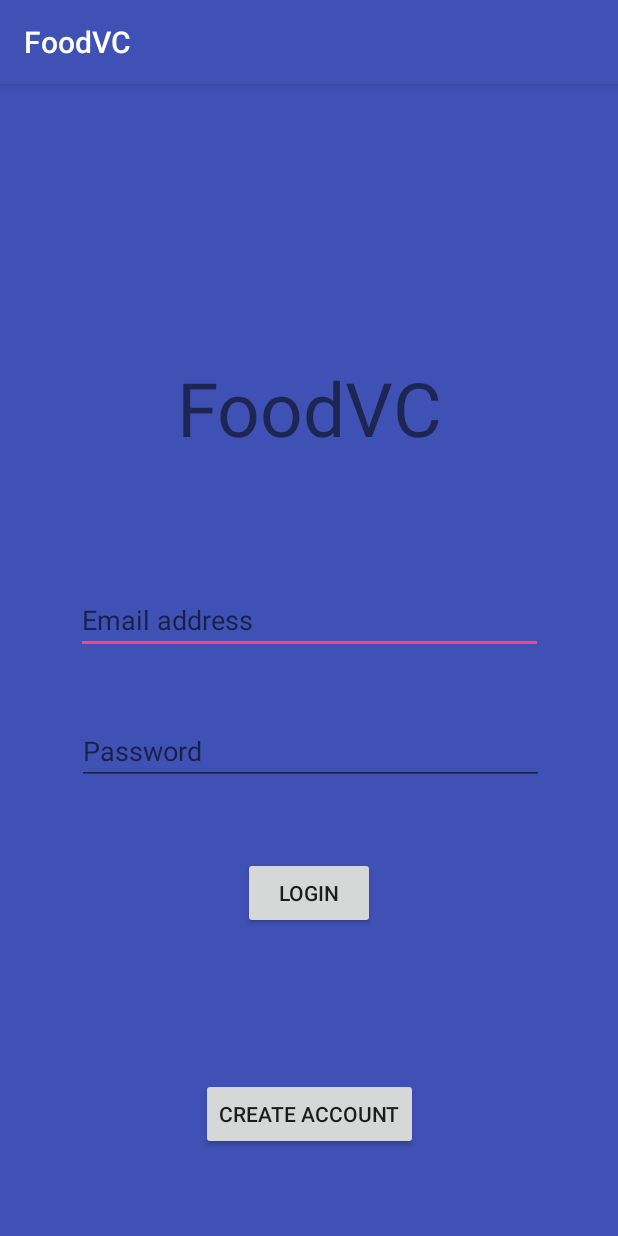
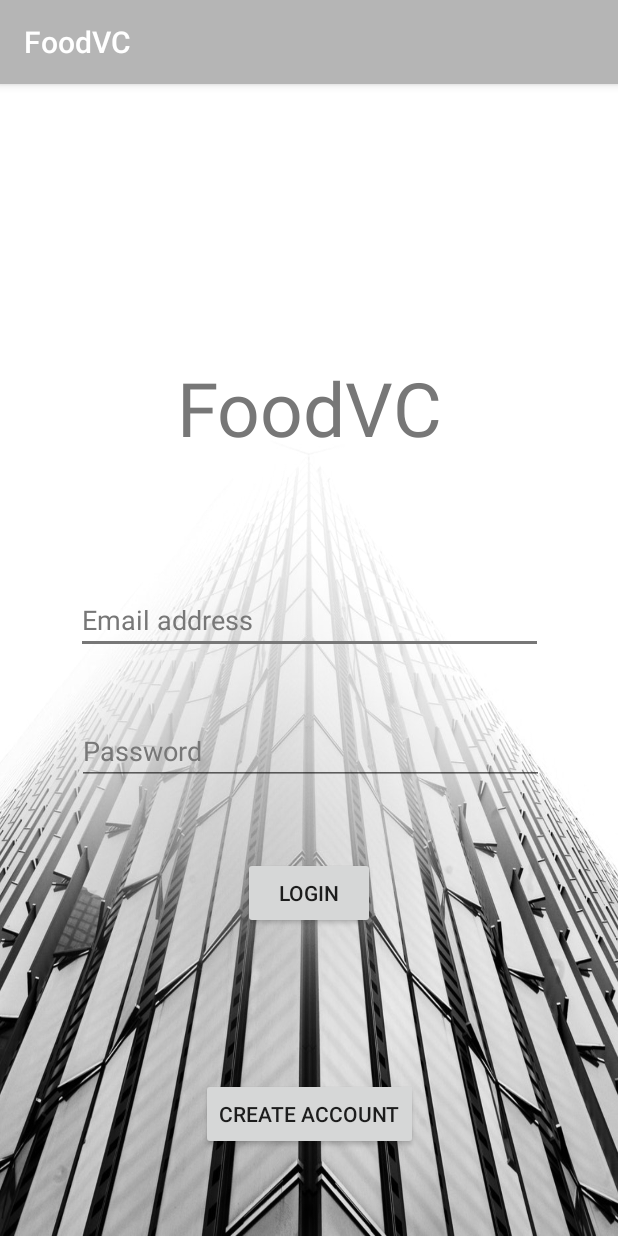
Before and after one commit to choy2007/FoodVC, an Android app: the screen it shows after launch (MainActivity), on a phone screen of 412 x 824 dp. Run offline under Robolectric (Android 15) with nearby library versions, the phone set to English and light mode, and no system bars.

Commit message:
Added background + colors

```diff
--- a/app/src/main/res/layout/activity_main.xml
+++ b/app/src/main/res/layout/activity_main.xml
@@ -4,7 +4,7 @@
     xmlns:tools="http://schemas.android.com/tools"
     android:layout_width="match_parent"
     android:layout_height="match_parent"
-    android:background="@color/colorPrimary"
+    android:background="@drawable/bg">
     tools:context=".MainActivity">
 
     <EditText
@@ -17,6 +17,7 @@
         android:layout_marginTop="8dp"
         android:ems="10"
         android:hint="Email address"
+        android:textColorHint="@color/colorAccent"
         android:inputType="textEmailAddress"
         app:layout_constraintBottom_toBottomOf="parent"
         app:layout_constraintEnd_toEndOf="parent"
@@ -30,6 +31,7 @@
         android:layout_height="wrap_content"
         android:text="FoodVC"
         android:textSize="50dp"
+        android:textColor="@color/colorAccent"
         app:layout_constraintBottom_toBottomOf="parent"
         app:layout_constraintLeft_toLeftOf="parent"
         app:layout_constraintRight_toRightOf="parent"
@@ -46,6 +48,7 @@
         android:layout_marginTop="8dp"
         android:ems="10"
         android:hint="Password"
+        android:textColorHint="@color/colorAccent"
         android:inputType="textPersonName"
         app:layout_constraintBottom_toBottomOf="parent"
         app:layout_constraintEnd_toEndOf="parent"
--- a/app/src/main/res/values/colors.xml
+++ b/app/src/main/res/values/colors.xml
@@ -1,6 +1,6 @@
 <?xml version="1.0" encoding="utf-8"?>
 <resources>
-    <color name="colorPrimary">#3F51B5</color>
+    <color name="colorPrimary">#b5b5b5</color>
     <color name="colorPrimaryDark">#303F9F</color>
-    <color name="colorAccent">#FF4081</color>
+    <color name="colorAccent">#777</color>
 </resources>
```
Also changed, not shown: app/src/main/res/drawable/bg.jpeg (added).
